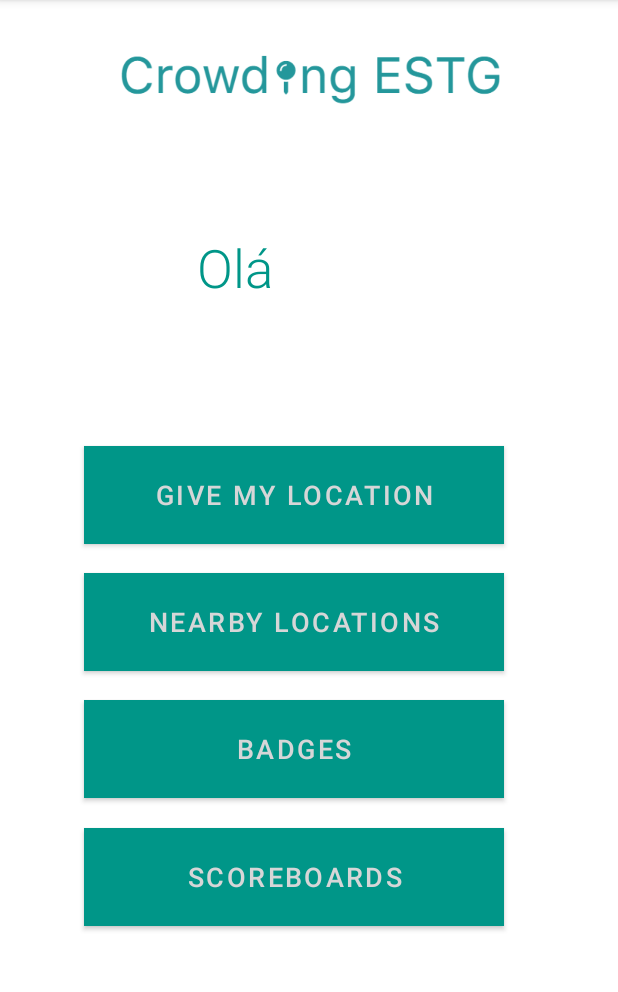
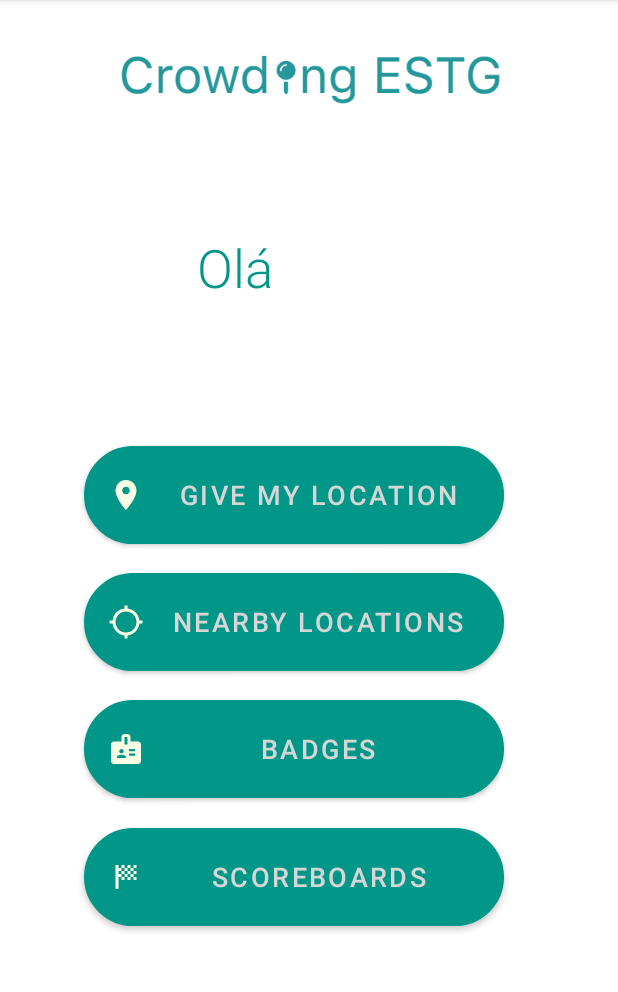
Before and after one commit to Andrefranco98/CrowdingESTG, an Android app: the Home screen opened directly, with no data from a screen before it, on a phone screen of 412 x 824 dp, the part 84-1076 px from its top. Run offline under Robolectric (Android 15) with nearby library versions, the phone set to English and light mode, and no system bars.

Commit message:
design update

```diff
--- a/app/src/main/java/com/tp3/crowdingestg/DeviceListActivity.kt
+++ b/app/src/main/java/com/tp3/crowdingestg/DeviceListActivity.kt
@@ -45,7 +45,7 @@ class DeviceListActivity : AppCompatActivity() {
       adapterPairedDevices =  ArrayAdapter<String>(this, R.layout.device_list_item)
       adapterAvailableDevices =  ArrayAdapter<String>(this, R.layout.device_list_item)
 
-      listPairedDevices.adapter = adapterPairedDevices
+//      listPairedDevices.adapter = adapterPairedDevices
       listAvailableDevices.adapter = adapterAvailableDevices
 
        listAvailableDevices.onItemClickListener = OnItemClickListener { adapterView, view, i, l ->
--- /dev/null
+++ b/app/src/main/res/drawable/button_states.xml
@@ -0,0 +1,31 @@
+<?xml version="1.0" encoding="utf-8"?>
+<selector xmlns:android="http://schemas.android.com/apk/res/android">
+    <item android:state_pressed="false">
+        <shape android:shape="rectangle">
+            <corners android:radius="1000dp" />
+            <solid android:color="#41ba7a" />
+            <stroke
+                android:width="2dip"
+                android:color="#03ae3c" />
+            <padding
+                android:bottom="4dp"
+                android:left="4dp"
+                android:right="4dp"
+                android:top="4dp" />
+        </shape>
+    </item>
+    <item android:state_pressed="true">
+        <shape android:shape="rectangle">
+            <corners android:radius="1000dp" />
+            <solid android:color="@color/teal" />
+            <stroke
+                android:width="2dip"
+                android:color="#03ae3c" />
+            <padding
+                android:bottom="4dp"
+                android:left="4dp"
+                android:right="4dp"
+                android:top="4dp" />
+        </shape>
+    </item>
+</selector>
--- /dev/null
+++ b/app/src/main/res/drawable/ic_baseline_arrow_back_24.xml
@@ -0,0 +1,5 @@
+<vector android:height="24dp" android:tint="#F9FFE5"
+    android:viewportHeight="24" android:viewportWidth="24"
+    android:width="24dp" xmlns:android="http://schemas.android.com/apk/res/android">
+    <path android:fillColor="@android:color/white" android:pathData="M20,11H7.83l5.59,-5.59L12,4l-8,8 8,8 1.41,-1.41L7.83,13H20v-2z"/>
+</vector>
--- /dev/null
+++ b/app/src/main/res/drawable/ic_baseline_badge_24.xml
@@ -0,0 +1,5 @@
+<vector android:height="24dp" android:tint="#F9FFE5"
+    android:viewportHeight="24" android:viewportWidth="24"
+    android:width="24dp" xmlns:android="http://schemas.android.com/apk/res/android">
+    <path android:fillColor="@android:color/white" android:pathData="M20,7h-5V4c0,-1.1 -0.9,-2 -2,-2h-2C9.9,2 9,2.9 9,4v3H4C2.9,7 2,7.9 2,9v11c0,1.1 0.9,2 2,2h16c1.1,0 2,-0.9 2,-2V9C22,7.9 21.1,7 20,7zM9,12c0.83,0 1.5,0.67 1.5,1.5S9.83,15 9,15s-1.5,-0.67 -1.5,-1.5S8.17,12 9,12zM12,18H6v-0.75c0,-1 2,-1.5 3,-1.5s3,0.5 3,1.5V18zM13,9h-2V4h2V9zM18,16.5h-4V15h4V16.5zM18,13.5h-4V12h4V13.5z"/>
+</vector>
--- /dev/null
+++ b/app/src/main/res/drawable/ic_baseline_bluetooth_audio_24.xml
@@ -0,0 +1,5 @@
+<vector android:height="24dp" android:tint="#F9FFE5"
+    android:viewportHeight="24" android:viewportWidth="24"
+    android:width="24dp" xmlns:android="http://schemas.android.com/apk/res/android">
+    <path android:fillColor="@android:color/white" android:pathData="M14.24,12.01l2.32,2.32c0.28,-0.72 0.44,-1.51 0.44,-2.33 0,-0.82 -0.16,-1.59 -0.43,-2.31l-2.33,2.32zM19.53,6.71l-1.26,1.26c0.63,1.21 0.98,2.57 0.98,4.02s-0.36,2.82 -0.98,4.02l1.2,1.2c0.97,-1.54 1.54,-3.36 1.54,-5.31 -0.01,-1.89 -0.55,-3.67 -1.48,-5.19zM15.71,7.71L10,2L9,2v7.59L4.41,5 3,6.41 8.59,12 3,17.59 4.41,19 9,14.41L9,22h1l5.71,-5.71 -4.3,-4.29 4.3,-4.29zM11,5.83l1.88,1.88L11,9.59L11,5.83zM12.88,16.29L11,18.17v-3.76l1.88,1.88z"/>
+</vector>
--- /dev/null
+++ b/app/src/main/res/drawable/ic_baseline_double_arrow_24.xml
@@ -0,0 +1,6 @@
+<vector android:height="24dp" android:tint="#F9FFE5"
+    android:viewportHeight="24" android:viewportWidth="24"
+    android:width="24dp" xmlns:android="http://schemas.android.com/apk/res/android">
+    <path android:fillColor="@android:color/white" android:pathData="M15.5,5l-4.5,0l5,7l-5,7l4.5,0l5,-7z"/>
+    <path android:fillColor="@android:color/white" android:pathData="M8.5,5l-4.5,0l5,7l-5,7l4.5,0l5,-7z"/>
+</vector>
--- /dev/null
+++ b/app/src/main/res/drawable/ic_baseline_location_on_24.xml
@@ -0,0 +1,5 @@
+<vector android:height="24dp" android:tint="#F9FFE5"
+    android:viewportHeight="24" android:viewportWidth="24"
+    android:width="24dp" xmlns:android="http://schemas.android.com/apk/res/android">
+    <path android:fillColor="@android:color/white" android:pathData="M12,2C8.13,2 5,5.13 5,9c0,5.25 7,13 7,13s7,-7.75 7,-13c0,-3.87 -3.13,-7 -7,-7zM12,11.5c-1.38,0 -2.5,-1.12 -2.5,-2.5s1.12,-2.5 2.5,-2.5 2.5,1.12 2.5,2.5 -1.12,2.5 -2.5,2.5z"/>
+</vector>
--- /dev/null
+++ b/app/src/main/res/drawable/ic_baseline_location_searching_24.xml
@@ -0,0 +1,5 @@
+<vector android:height="24dp" android:tint="#F9FFE5"
+    android:viewportHeight="24" android:viewportWidth="24"
+    android:width="24dp" xmlns:android="http://schemas.android.com/apk/res/android">
+    <path android:fillColor="@android:color/white" android:pathData="M20.94,11c-0.46,-4.17 -3.77,-7.48 -7.94,-7.94V1h-2v2.06C6.83,3.52 3.52,6.83 3.06,11H1v2h2.06c0.46,4.17 3.77,7.48 7.94,7.94V23h2v-2.06c4.17,-0.46 7.48,-3.77 7.94,-7.94H23v-2h-2.06zM12,19c-3.87,0 -7,-3.13 -7,-7s3.13,-7 7,-7 7,3.13 7,7 -3.13,7 -7,7z"/>
+</vector>
--- /dev/null
+++ b/app/src/main/res/drawable/ic_baseline_sports_score_24.xml
@@ -0,0 +1,5 @@
+<vector android:height="24dp" android:tint="#F9FFE5"
+    android:viewportHeight="24" android:viewportWidth="24"
+    android:width="24dp" xmlns:android="http://schemas.android.com/apk/res/android">
+    <path android:fillColor="@android:color/white" android:pathData="M11,6H9V4h2V6zM15,4h-2v2h2V4zM9,14h2v-2H9V14zM19,10V8h-2v2H19zM19,14v-2h-2v2H19zM13,14h2v-2h-2V14zM19,4h-2v2h2V4zM13,8V6h-2v2H13zM7,10V8h2V6H7V4H5v16h2v-8h2v-2H7zM15,12h2v-2h-2V12zM11,10v2h2v-2H11zM9,8v2h2V8H9zM13,10h2V8h-2V10zM15,6v2h2V6H15z"/>
+</vector>
--- a/app/src/main/res/layout/activity_home.xml
+++ b/app/src/main/res/layout/activity_home.xml
@@ -26,11 +26,12 @@
         android:layout_height="65dp"
         android:layout_marginStart="56dp"
         android:layout_marginLeft="56dp"
-        android:background="#009688"
+        android:background="@drawable/button_states"
         android:backgroundTint="@color/black"
         android:text="GIVE MY LOCATION"
         android:textColor="@color/white"
         android:textSize="18sp"
+        android:drawableLeft="@drawable/ic_baseline_location_on_24"
         app:backgroundTint="#009688"
         app:layout_constraintBottom_toBottomOf="parent"
         app:layout_constraintEnd_toEndOf="@+id/password"
@@ -48,9 +49,10 @@
         android:layout_marginTop="120dp"
         android:layout_marginEnd="120dp"
         android:layout_marginRight="120dp"
-        android:background="#009688"
+        android:background="@drawable/button_states"
         android:backgroundTint="@color/black"
         android:text="Nearby Locations"
+        android:drawableLeft="@drawable/ic_baseline_location_searching_24"
         android:textColor="@color/white"
         android:onClick="nearby_locations"
         android:textSize="18sp"
@@ -71,9 +73,10 @@
         android:layout_marginTop="120dp"
         android:layout_marginEnd="120dp"
         android:layout_marginRight="120dp"
-        android:background="#009688"
+        android:background="@drawable/button_states"
         android:backgroundTint="@color/black"
         android:text="BADGES"
+        android:drawableLeft="@drawable/ic_baseline_badge_24"
         android:textColor="@color/white"
         android:textSize="18sp"
         app:backgroundTint="#009688"
@@ -93,8 +96,9 @@
         android:layout_marginTop="120dp"
         android:layout_marginEnd="120dp"
         android:layout_marginRight="120dp"
-        android:background="#009688"
+        android:background="@drawable/button_states"
         android:backgroundTint="@color/black"
+        android:drawableLeft="@drawable/ic_baseline_sports_score_24"
         android:text="SCOREBOARDS"
         android:textColor="@color/white"
         android:textSize="18sp"
--- a/app/src/main/res/layout/activity_login.xml
+++ b/app/src/main/res/layout/activity_login.xml
@@ -45,12 +45,12 @@
         android:layout_marginEnd="100dp"
         android:layout_marginRight="100dp"
         android:layout_marginBottom="35dp"
+        android:background="@drawable/button_states"
         android:onClick="login"
         android:text="Login"
-        app:backgroundTint="#009688"
+        app:backgroundTint="@color/teal"
         app:layout_constraintBottom_toTopOf="@+id/textView5"
         app:layout_constraintEnd_toEndOf="parent"
-        app:layout_constraintHorizontal_bias="0.0"
         app:layout_constraintStart_toStartOf="parent"
         app:layout_constraintTop_toBottomOf="@+id/senha" />
 
@@ -66,6 +66,7 @@
         android:layout_marginBottom="36dp"
         android:onClick="registar"
         android:text="Register"
+        android:background="@drawable/button_states"
         app:backgroundTint="#009688"
         app:layout_constraintBottom_toTopOf="@+id/imageView7"
         app:layout_constraintEnd_toEndOf="parent"
--- a/app/src/main/res/layout/activity_registar.xml
+++ b/app/src/main/res/layout/activity_registar.xml
@@ -63,13 +63,13 @@
         android:layout_marginLeft="119dp"
         android:layout_marginEnd="120dp"
         android:layout_marginRight="120dp"
-        android:background="#009688"
         android:backgroundTint="@color/black"
         android:onClick="addRegistar"
         android:text="Register"
         android:textColor="@color/white"
         android:textSize="18sp"
         app:backgroundTint="#009688"
+        android:background="@drawable/button_states"
         app:layout_constraintBottom_toBottomOf="parent"
         app:layout_constraintEnd_toEndOf="@+id/password"
         app:layout_constraintHorizontal_bias="0.0"
```
Also changed, not shown: app/src/main/res/layout/activity_device_list_.xml (+9 -7 lines), app/src/main/res/layout/activity_give_location.xml (+7 -4 lines).
